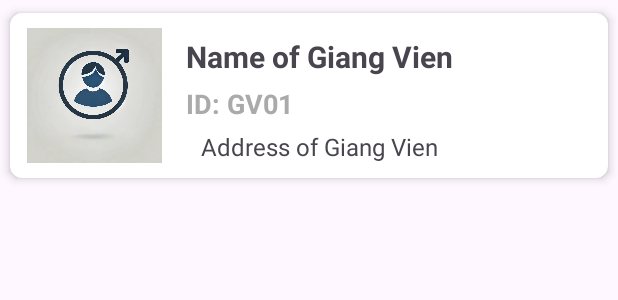
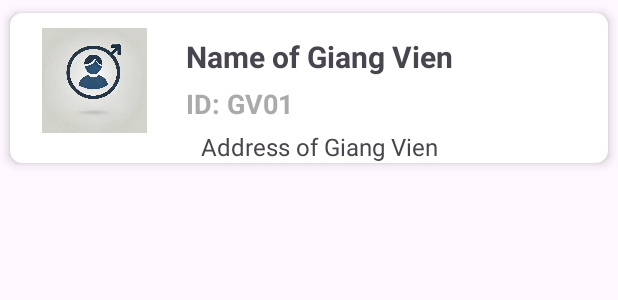
Before and after one commit to trgnhia/TLUContact, an Android app: the layout cbgv_item.xml on its own in the app's theme, with its tools: preview values and no code run, on a phone screen of 412 x 824 dp. Shown: the top 300 px of the screen. Run offline under Robolectric (Android 15) with nearby library versions, the phone set to English and light mode, and no system bars.

Commit message:
update layout cbgv_item

```diff
--- a/app/src/main/res/layout/activity_welcom.xml
+++ b/app/src/main/res/layout/activity_welcom.xml
@@ -5,7 +5,7 @@
     android:layout_height="match_parent"
     android:orientation="vertical"
     android:gravity="center"
-    android:background="#E3F2FD"
+    android:background="#FFFFFF"
     android:padding="24dp">
 
     <!-- Logo -->
--- a/app/src/main/res/layout/cbgv_item.xml
+++ b/app/src/main/res/layout/cbgv_item.xml
@@ -10,13 +10,13 @@
     android:id="@+id/cvCBGV">
     <LinearLayout
         android:layout_width="match_parent"
-        android:layout_height="match_parent"
+        android:layout_height="wrap_content"
         android:orientation="horizontal">
 <!--        Hình ảnh đại diện -->
         <ImageView
             android:id="@+id/ivGVAvatar"
             android:layout_width="0dp"
-            android:layout_height="110dp"
+            android:layout_height="90dp"
             android:contentDescription="@string/todo"
             android:padding="10dp"
             android:layout_weight="2"
@@ -24,7 +24,7 @@
 
         <LinearLayout
             android:layout_width="0dp"
-            android:layout_height="match_parent"
+            android:layout_height="wrap_content"
             android:layout_marginStart="5dp"
             android:orientation="vertical"
             android:layout_weight="5">
```
